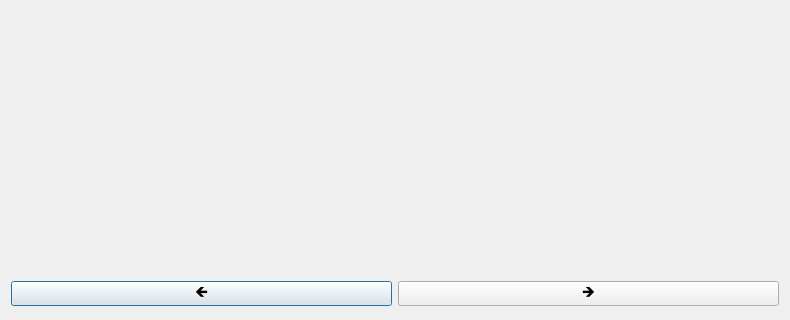
0xzer0x/quran-companion, file src/core/bookmarksdialog.ui: the form before one commit; both pictures show x 0 to 790 and y 363 to 683 of the 790 by 683 pixel window.
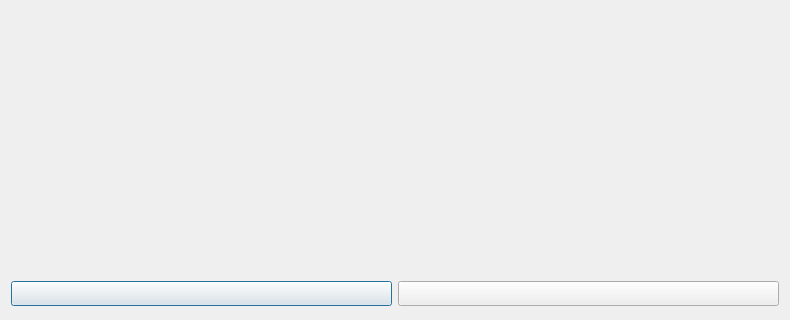
The form after the commit.

```diff
--- a/src/core/bookmarksdialog.ui
+++ b/src/core/bookmarksdialog.ui
@@ -170,7 +170,7 @@
          <string>next</string>
         </property>
         <property name="text">
-         <string notr="true">🡸</string>
+         <string notr="true"/>
         </property>
         <property name="shortcut">
          <string>Left</string>
@@ -198,7 +198,7 @@
          <string>previous</string>
         </property>
         <property name="text">
-         <string notr="true">🡺</string>
+         <string notr="true"/>
         </property>
         <property name="shortcut">
          <string>Right</string>
```
